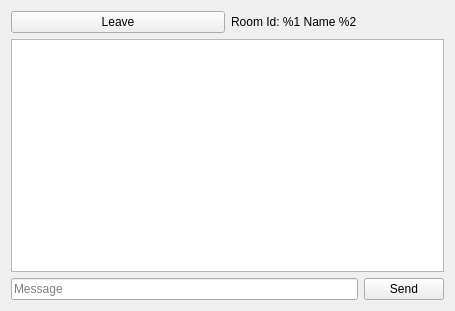
Before: the Qt Designer form ui/app_client_chat.ui in Danik2395/study.Cpp.Qt_chat, drawn with Qt 5.
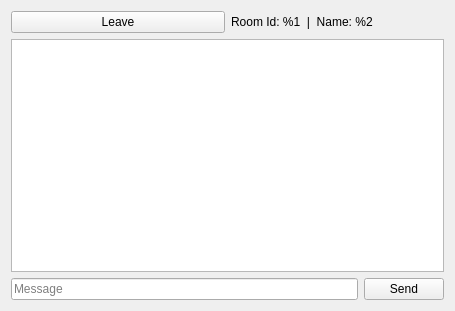
After: the same form once the commit is applied.

Patch:
```diff
--- a/ui/app_client_chat.ui
+++ b/ui/app_client_chat.ui
@@ -26,7 +26,7 @@
      <item>
       <widget class="QLabel" name="label_room_info">
        <property name="text">
-        <string>Room Id: %1 Name %2</string>
+        <string>Room Id: %1  |  Name: %2</string>
        </property>
        <property name="wordWrap">
         <bool>true</bool>
```
